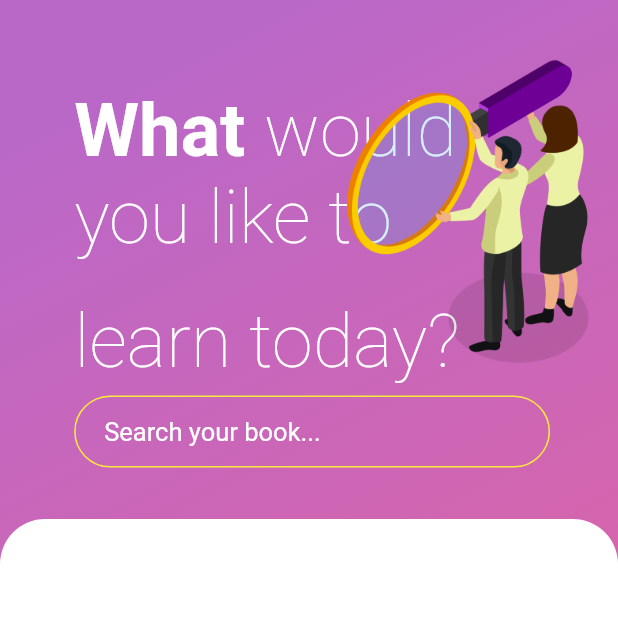
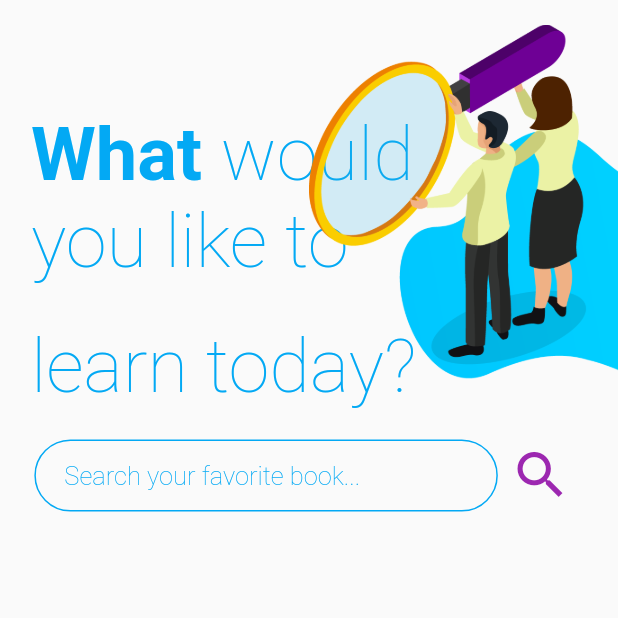
Before and after one commit to Murat-Altintas/bookshelf-app, a Flutter app: the ResaultPage screen opened directly, on a phone screen of 412 x 824 dp, the top half of it. Run offline on Flutter 3.47's test engine with Material 2 defaults, Android fonts, the light colour scheme and no system bars; our stand-ins replace dio.

Commit message:
ver 4.0 Resault Page OK

```diff
--- a/lib/ResaultPage.dart
+++ b/lib/ResaultPage.dart
@@ -1,4 +1,6 @@
+import 'package:dio/dio.dart';
 import 'package:flutter/material.dart';
+import 'model/book.dart';
 import 'style.dart';
 
 class ResaultPage extends StatefulWidget {
@@ -6,8 +8,25 @@ class ResaultPage extends StatefulWidget {
   _ResaultPageState createState() => _ResaultPageState();
 }
 
+class _ResaultPageState extends State<ResaultPage> {
+  Book allBook;
 
-class _ResaultPageState extends State<ResaultPage> {
+  var bookName = TextEditingController();
+
+  void getData(String bookName) async {
+    var dio = Dio();
+    var response = await dio
+        .get("https://www.googleapis.com/books/v1/volumes?q=$bookName");
+
+    Map data = await response.data;
+    print(data);
+
+    allBook = Book.fromJson(data);
+
+    setState(() {});
+  }
+
+  //------------------------------------------------------------//
   double heightSize(double value) {
     value /= 100;
     return MediaQuery.of(context).size.height * value;
@@ -25,7 +44,7 @@ class _ResaultPageState extends State<ResaultPage> {
         text: "What ",
         style: TextStyle(
           fontSize: heightSize(6),
-          color: Colors.white,
+          color: Colors.lightBlue,
           fontFamily: 'MainFont',
           fontWeight: FontWeight.w700,
         ),
@@ -34,7 +53,7 @@ class _ResaultPageState extends State<ResaultPage> {
             text: 'would \n',
             style: TextStyle(
               fontSize: heightSize(6),
-              color: Colors.white,
+              color: Colors.lightBlue,
               fontFamily: 'MainFont',
               fontWeight: FontWeight.w300,
             ),
@@ -43,7 +62,7 @@ class _ResaultPageState extends State<ResaultPage> {
             text: 'you like to \n',
             style: TextStyle(
               fontSize: heightSize(6),
-              color: Colors.white,
+              color: Colors.lightBlue,
               fontFamily: 'MainFont',
               fontWeight: FontWeight.w300,
             ),
@@ -53,7 +72,7 @@ class _ResaultPageState extends State<ResaultPage> {
             style: TextStyle(
               height: heightSize(0.22),
               fontSize: heightSize(6),
-              color: Colors.white,
+              color: Colors.lightBlue,
               fontFamily: 'MainFont',
               fontWeight: FontWeight.w300,
             ),
@@ -62,82 +81,94 @@ class _ResaultPageState extends State<ResaultPage> {
       ),
     );
     searchBar() => Row(
-          mainAxisAlignment: MainAxisAlignment.spaceEvenly,
+          mainAxisAlignment: MainAxisAlignment.center,
           children: <Widget>[
             Container(
-              width: widthSize(77),
+              width: widthSize(75),
               child: TextField(
+                controller: bookName,
                 decoration: InputDecoration(
                   contentPadding: EdgeInsets.only(left: 20, top: 3),
                   border: OutlineInputBorder(
-                    borderSide: BorderSide(color: Colors.yellow, width: 2),
+                    borderSide: BorderSide(color: Colors.lightBlue, width: 2),
                     borderRadius: BorderRadius.all(Radius.circular(60)),
                   ),
                   enabledBorder: OutlineInputBorder(
-                    borderRadius: BorderRadius.all(Radius.circular(40.0)),
-                    borderSide: BorderSide(color: Colors.yellow, width: 1),
+                    borderRadius: BorderRadius.all(Radius.circular(60.0)),
+                    borderSide: BorderSide(color: Colors.lightBlue, width: 1),
                   ),
-                  hintText: "Search your book...",
+                  hintText: "Search your favorite book...",
                   hintStyle: search,
                 ),
               ),
             ),
+            IconButton(
+              icon: Icon(Icons.search),
+              iconSize: heightSize(5),
+              color: Colors.purple,
+              onPressed: () async {
+                getData(bookName.text);
+                // print(allBook[0].items);
+              },
+            ),
           ],
         );
-
-    var bgGradient = Container(
-      child: Padding(
-        padding: const EdgeInsets.all(20),
-      ),
-      height: heightSize(100),
-      width: widthSize(100),
-      decoration: BoxDecoration(
-          gradient: LinearGradient(
-              begin: Alignment.topLeft,
-              end: Alignment.bottomRight,
-              stops: [0.1, 1],
-              colors: [Colors.purple.shade300, Colors.pink.shade300])),
-    );
     return Scaffold(
-      body: Stack(
+      body: SafeArea(
+        child: Column(
           children: <Widget>[
-          bgGradient,
+            Container(
+              height: heightSize(35),
+              child: Stack(
+                children: <Widget>[
                   Positioned(
-            top: heightSize(42),
-            child: Container(
-              width: SizeConfig.screenWidth,
-              height: heightSize(70),
-              decoration: BoxDecoration(
-                color: Colors.white,
-                shape: BoxShape.rectangle,
-                borderRadius: BorderRadius.only(
-                  topLeft: Radius.circular(30),
-                  topRight: Radius.circular(30),
-                ),
-              ),
-            ),
-          ),
-          Positioned(
-            top: heightSize(7),
-            left: widthSize(12),
+                    top: heightSize(9),
+                    left: widthSize(5),
                     child: titleText,
                   ),
                   Positioned(
-            top: heightSize(4),
-            left: widthSize(54),
-            height: heightSize(26),
-            child: Image.asset("assets/images/resaultPage.png"),
+                    left: widthSize(50),
+                    top: heightSize(2),
+                    child: Container(
+                        height: heightSize(30),
+                        child: Image.asset("assets/images/resaultPage.png")),
                   ),
-          Positioned(
-            top: heightSize(32),
-            left: widthSize(12),
-            child: searchBar(),
-          ),
-          Column(
-            children: <Widget>[
                 ],
               ),
+            ),
+            searchBar(),
+            SizedBox(
+                //height: heightSize(2),
+                ),
+            Container(
+              height: heightSize(50),
+              child: GridView.count(
+                crossAxisCount: 2,
+                mainAxisSpacing: 20,
+                shrinkWrap: true,
+                children: <Widget>[
+                  if (allBook != null)
+                    for (int i = 0; i < allBook.items.length; i++)
+                      FittedBox(
+
+                        child: Column(
+                          children: <Widget>[
+                            allBook.items[i].volumeInfo.imageLinks != null
+                                ? Image.network(
+                                    "${allBook.items[i].volumeInfo.imageLinks.thumbnail}")
+                                : SizedBox(),
+                            Text("${allBook.items[i].volumeInfo.title}"),
+                            Text(
+                                "${allBook.items[i].volumeInfo.authors == null ? null : allBook.items[i].volumeInfo.authors.first}"),
+                            Text("${allBook.items[i].volumeInfo.publisher}"),
                           ],
+                        ),
+                      ),
+                ],
+              ),
+            ),
+          ],
+        ),
       ),
     );
   }
--- a/lib/masterpage.dart
+++ b/lib/masterpage.dart
@@ -1,5 +1,6 @@
 import 'package:flutter/cupertino.dart';
 import 'package:flutter/material.dart';
+import 'OptionsPage.dart';
 import 'ResaultPage.dart';
 import 'style.dart';
 
@@ -296,7 +297,7 @@ class MasterPageState extends State<MasterPage> {
                       Navigator.push(
                           context,
                           MaterialPageRoute(
-                              builder: (context) => ResaultPage()));
+                              builder: (context) => OptionsPage()));
                     },
                     child: ClipRRect(
                       borderRadius: BorderRadius.all(Radius.circular(20)),
--- a/lib/models/books.dart
+++ /dev/null
@@ -1,5 +0,0 @@
-class Books {
-  String _bookName;
-  String _bookAuthor;
-  String _publishingHouse;
-}
--- a/lib/style.dart
+++ b/lib/style.dart
@@ -55,8 +55,9 @@ var knowledge = TextStyle(
 );
 
 var search = TextStyle(
+
   fontFamily: 'MainFont',
-  fontWeight: FontWeight.w500,
+  fontWeight: FontWeight.w300,
   fontSize: 17,
-  color: Colors.white,
+  color: Colors.lightBlue,
 );
--- a/pubspec.yaml
+++ b/pubspec.yaml
@@ -14,7 +14,7 @@ description: A new Flutter project.
 version: 1.0.0+1
 
 environment:
-  sdk: ">=2.1.0 <3.0.0"
+  sdk: ">=2.3.0 <3.0.0"
 
 dependencies:
   flutter:
@@ -23,6 +23,7 @@ dependencies:
   # The following adds the Cupertino Icons font to your application.
   # Use with the CupertinoIcons class for iOS style icons.
   cupertino_icons: ^0.1.2
+  dio: ^3.0.9
 
 dev_dependencies:
   flutter_test:
```
Also changed, not shown: lib/main.dart (+7 -2 lines), lib/utils/strings.dart (deleted, +0 -42 lines), assets/images/optionsPage.png (added), assets/images/resaultPage.png, pubspec.lock, 2 other files. Lines whose indentation alone changed are shown as unchanged.
